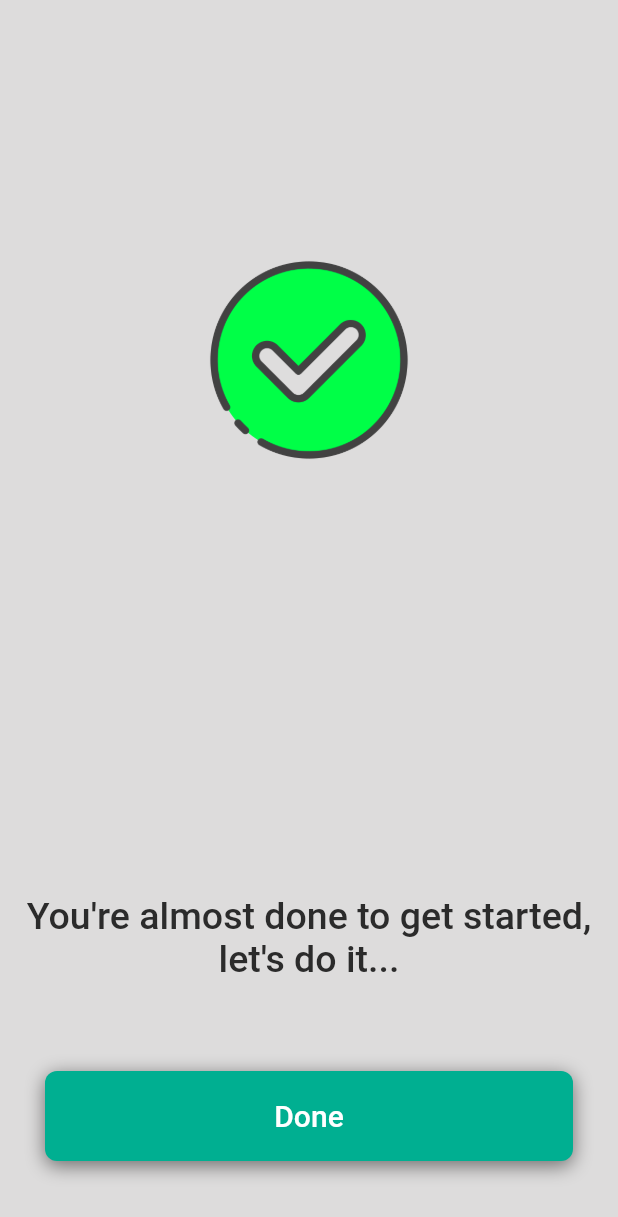
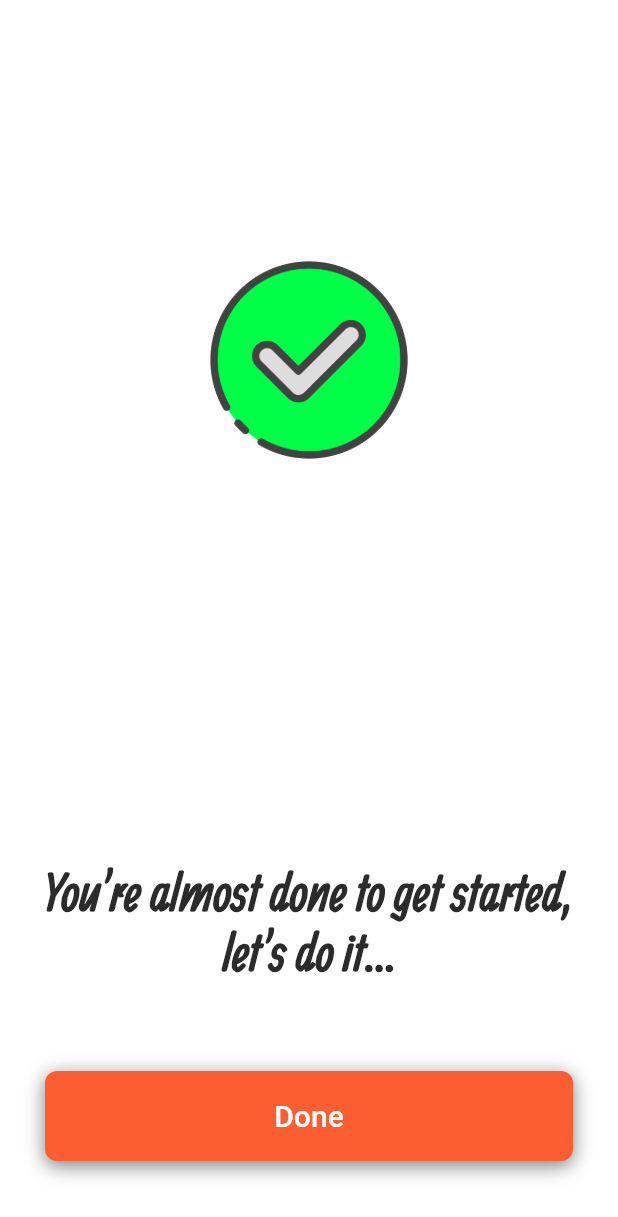
Before and after one commit to eslammongy/FirebaseAuth, a Flutter app: the screen it shows after launch, after a tap on "Next", after a tap on "Verify", after a tap on "Get Started", on a phone screen of 412 x 824 dp. Shown: the top 1217 px of the screen. Run offline on Flutter 3.47's test engine with Material 2 defaults, Android fonts, the phone set to English and light mode, and no system bars; our stand-ins replace firebase_core, hexcolor, pin_code_fields; accounts and stored records are empty.

Commit message:
fix some issue in design

```diff
--- a/lib/constants/colors.dart
+++ b/lib/constants/colors.dart
@@ -1,8 +1,8 @@
 import 'package:hexcolor/hexcolor.dart';
 
 class AppColor {
-  static HexColor backgroundColor = HexColor("DDDCDC");
+  static HexColor backgroundColor = HexColor("FFFFFF");
   static HexColor textColor = HexColor("2B2B2B");
-  static HexColor shapesColor = HexColor("AA14F0");
+  static HexColor shapesColor = HexColor("FC5E32");
   static HexColor iconsColor = HexColor("00AF91");
 }
--- a/lib/presentaion/screens/Verify_phone_number.dart
+++ b/lib/presentaion/screens/Verify_phone_number.dart
@@ -1,12 +1,11 @@
 import 'package:flutter/material.dart';
 import 'package:flutter_maps/constants/colors.dart';
 import 'package:flutter_maps/constants/strings.dart';
-import 'package:flutter_maps/presentaion/screens/create_user_account.dart';
 import 'package:flutter_maps/presentaion/widget/button_shape.dart';
-import 'package:flutter_maps/presentaion/widget/text_input_feild.dart';
 import 'package:flutter_maps/presentaion/widget/upper_view.dart';
 import 'package:pin_code_fields/pin_code_fields.dart';
 
+// ignore: must_be_immutable
 class VerifyPhoneNumber extends StatelessWidget {
   VerifyPhoneNumber({Key key}) : super(key: key);
   var textEditingController = TextEditingController();
@@ -30,6 +29,7 @@ class VerifyPhoneNumber extends StatelessWidget {
                   height: 40,
                 ),
                 buildButtonShape(
+                    buttonWidth: 160.0,
                     buttonText: "Verify",
                     context: context,
                     onPressed: () {
--- a/lib/presentaion/screens/create_user_account.dart
+++ b/lib/presentaion/screens/create_user_account.dart
@@ -1,13 +1,14 @@
 import 'package:flutter/material.dart';
 import 'package:flutter_maps/constants/colors.dart';
 import 'package:flutter_maps/constants/strings.dart';
-import 'package:flutter_maps/presentaion/screens/success_screen.dart';
 import 'package:flutter_maps/presentaion/widget/text_input_feild.dart';
 
+// ignore: must_be_immutable
 class CreateUserAccount extends StatelessWidget {
   CreateUserAccount({Key key}) : super(key: key);
 
-  var textEditingController = TextEditingController();
+  var eTextNameController = TextEditingController();
+  var eTextEmailController = TextEditingController();
   @override
   Widget build(BuildContext context) {
     return SafeArea(
@@ -67,7 +68,7 @@ class CreateUserAccount extends StatelessWidget {
                   height: 50,
                 ),
                 textInputField(
-                    controller: textEditingController,
+                    controller: eTextNameController,
                     type: TextInputType.name,
                     validate: (_) {},
                     label: "first name",
@@ -76,7 +77,7 @@ class CreateUserAccount extends StatelessWidget {
                   height: 20,
                 ),
                 textInputField(
-                    controller: textEditingController,
+                    controller: eTextEmailController,
                     type: TextInputType.name,
                     validate: (_) {},
                     label: "last name",
--- a/lib/presentaion/screens/phone_auth.dart
+++ b/lib/presentaion/screens/phone_auth.dart
@@ -28,19 +28,23 @@ class _PhoneAuthScreenState extends State<PhoneAuthScreen> {
         child: Form(
           key: formKey,
           child: Container(
-            margin: EdgeInsets.symmetric(horizontal: 15, vertical: 100),
+            margin: EdgeInsets.symmetric(horizontal: 20, vertical: 20),
             child: Column(
               crossAxisAlignment: CrossAxisAlignment.start,
               children: [
+                SizedBox(
+                  height: 50,
+                ),
                 displayUpperView(
                     "What is your phone number?",
                     "Please enter your phone number to verify your account.",
                     ''),
                 buildPhoneFormField(selectedUser, emailTextController),
                 SizedBox(
-                  height: 80,
+                  height: 100,
                 ),
                 buildButtonShape(
+                    buttonWidth: 160.0,
                     buttonText: "Next",
                     context: context,
                     onPressed: () {
--- a/lib/presentaion/screens/success_screen.dart
+++ b/lib/presentaion/screens/success_screen.dart
@@ -26,9 +26,9 @@ class SuccessScreen extends StatelessWidget {
               Text(
                 "You're almost done to get started, let's do it...",
                 style: TextStyle(
-                    fontSize: 25,
-                    fontFamily: "Roboto",
-                    fontWeight: FontWeight.w500,
+                    fontSize: 35,
+                    fontFamily: "Allan",
+                    fontWeight: FontWeight.w800,
                     color: AppColor.textColor),
                 textAlign: TextAlign.center,
               ),
@@ -40,7 +40,7 @@ class SuccessScreen extends StatelessWidget {
                 height: 60,
                 margin: EdgeInsets.symmetric(horizontal: 15),
                 decoration: BoxDecoration(
-                    color: AppColor.iconsColor,
+                    color: AppColor.shapesColor,
                     borderRadius: BorderRadius.all(Radius.circular(8)),
                     boxShadow: [
                       BoxShadow(
--- a/lib/presentaion/widget/button_shape.dart
+++ b/lib/presentaion/widget/button_shape.dart
@@ -3,13 +3,15 @@ import 'package:flutter/material.dart';
 import 'package:flutter_maps/constants/colors.dart';
 
 Widget buildButtonShape(
-    {String buttonText, BuildContext context, Function onPressed}) {
+    {String buttonText,
+    double buttonWidth,
+    BuildContext context,
+    Function onPressed}) {
   return Align(
     alignment: AlignmentDirectional.centerEnd,
     child: Container(
-      width: 160,
+      width: buttonWidth,
       height: 60,
-      margin: EdgeInsets.symmetric(horizontal: 15),
       decoration: BoxDecoration(
           color: AppColor.shapesColor,
           borderRadius: BorderRadius.all(Radius.circular(8)),
```
